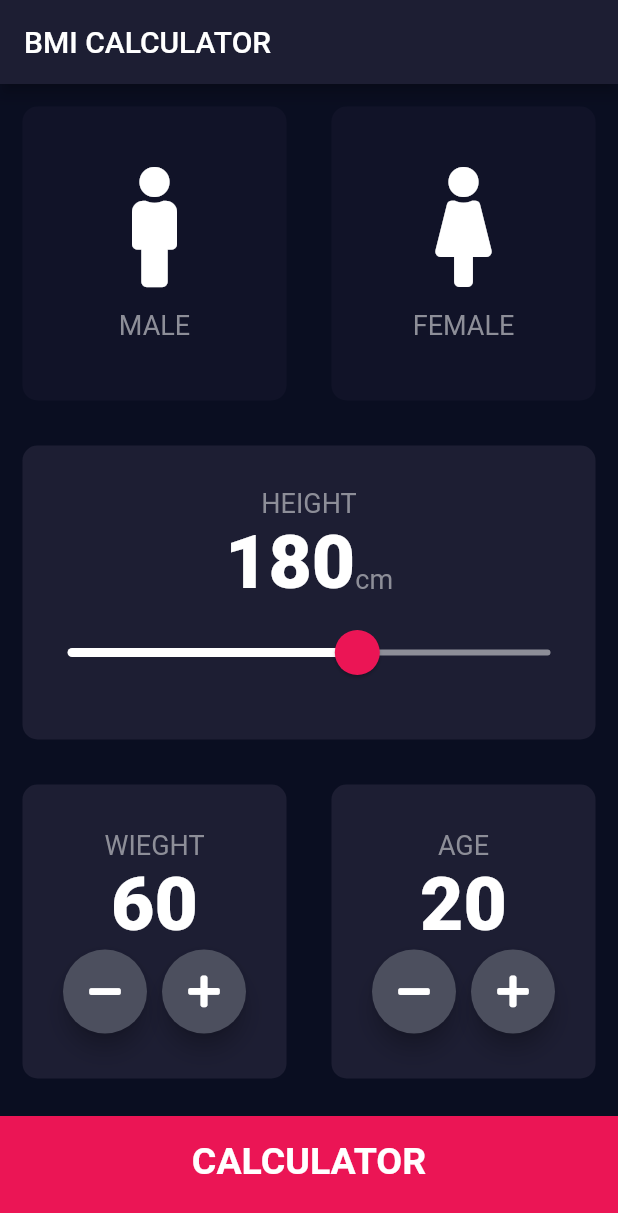
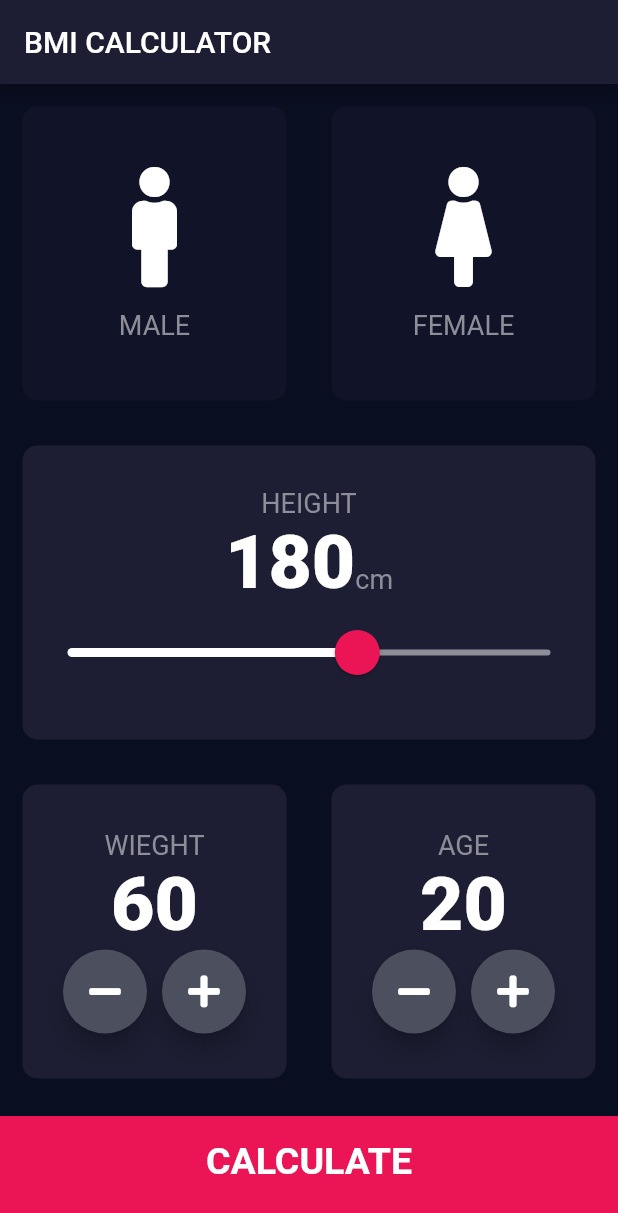
Before and after one commit to aabidsayeed1/Flutter-BMI-Calculator-with-beautiful-UI, a Flutter app: the screen it shows after launch, on a phone screen of 412 x 824 dp. Shown: the top 1213 px of the screen. Run offline on Flutter 3.47's test engine with Material 2 defaults, Android fonts, the phone set to English and light mode, and no system bars; our stand-ins replace font_awesome_flutter.

Commit message:
BMI Calculator By Abid

```diff
--- a/lib/screens/input_page.dart
+++ b/lib/screens/input_page.dart
@@ -216,7 +216,7 @@ class _InputPageState extends State<InputPage> {
             ),
           ),
           BottomButton(
-            buttonTitle: 'CALCULATOR',
+            buttonTitle: 'CALCULATE',
             onTap: () {
               CalculatorBrain calc =
                   CalculatorBrain(height: height, weight: weight);
--- a/lib/screens/results_page.dart
+++ b/lib/screens/results_page.dart
@@ -62,7 +62,7 @@ class ResultPage extends StatelessWidget {
             ),
           ),
           BottomButton(
-            buttonTitle: 'RE-CALCULATOR',
+            buttonTitle: 'RE-CALCULATE',
             onTap: () {
               Navigator.pop(context);
             },
```
